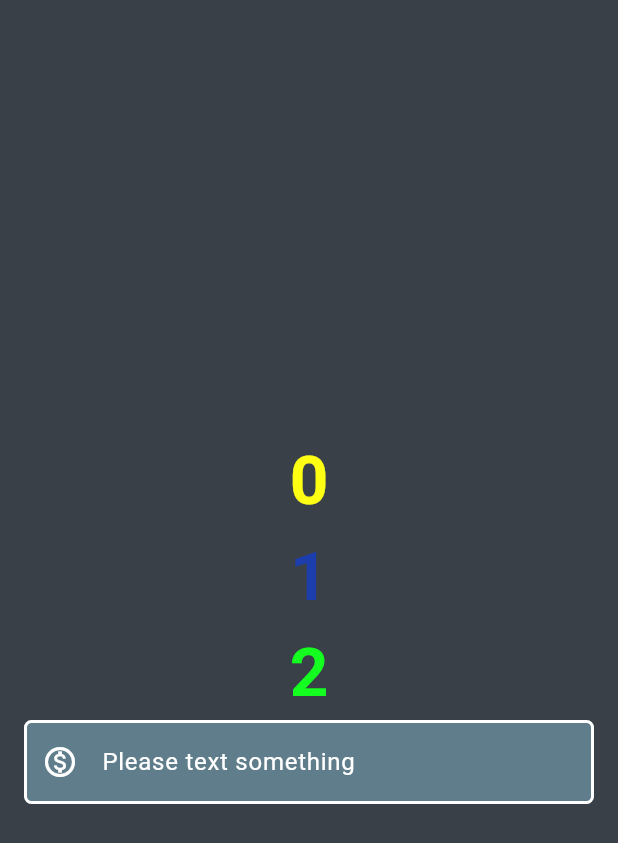
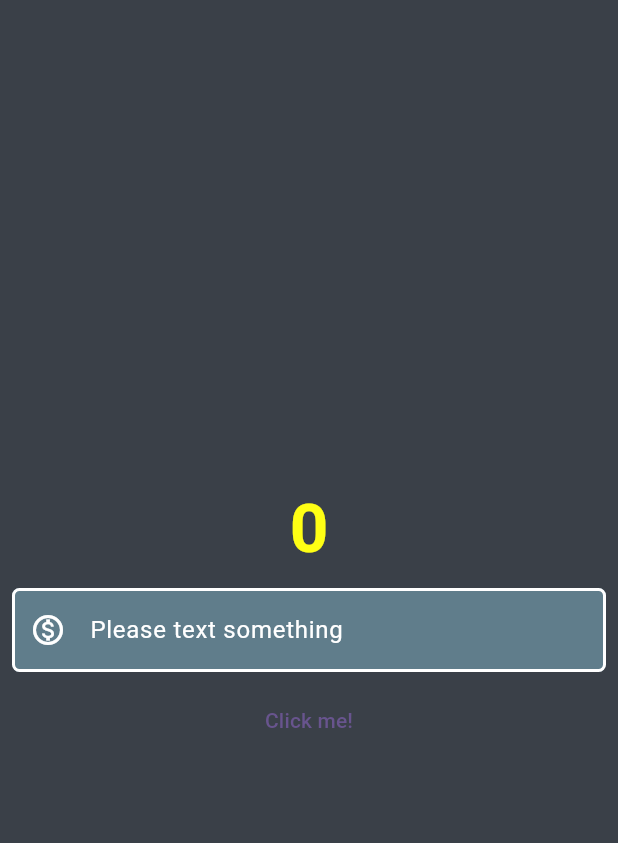
Before and after one commit to anthef/currencyConverter, a Flutter app: the screen it shows after launch, on a phone screen of 412 x 824 dp. Shown: the top 843 px of the screen. Run offline on Flutter 3.47's test engine with Material 3 defaults, Android fonts, the phone set to English and light mode, and no system bars.

Commit message:
progress on currency

```diff
--- a/lib/currency_material.dart
+++ b/lib/currency_material.dart
@@ -17,8 +17,6 @@ class CurrencyMaterial extends StatelessWidget {
       body: Center(
         child: ColoredBox(
           color: Color.fromRGBO(20, 2, 5, 0.5),
-          child: Padding(
-            padding: EdgeInsets.all(16.0), // Add some padding to the ColoredBox
           child: Column(
             mainAxisAlignment: MainAxisAlignment.center,
             children: [
@@ -30,23 +28,9 @@ class CurrencyMaterial extends StatelessWidget {
                   color: Color.fromARGB(255, 255, 255, 20),
                 ),
               ),
-                const Text(
-                  '1',
-                  style: TextStyle(
-                    fontSize: 45,
-                    fontWeight: FontWeight.bold,
-                    color: Color.fromARGB(199, 20, 62, 200),
-                  ),
-                ),
-                const Text(
-                  '2',
-                  style: TextStyle(
-                    fontSize: 45,
-                    fontWeight: FontWeight.bold,
-                    color: Color.fromARGB(255, 20, 255, 32),
-                  ),
-                ),
-                TextField(
+              Padding(
+                padding: const EdgeInsets.all(8.0),
+                child: TextField(
                   textCapitalization: TextCapitalization.characters,
                   style: TextStyle(color: Colors.white),
                   decoration: InputDecoration(
@@ -61,9 +45,16 @@ class CurrencyMaterial extends StatelessWidget {
                     focusedBorder: border,
                     enabledBorder: border,
                   ),
+                  keyboardType:
+                      const TextInputType.numberWithOptions(decimal: true),
                 ),
+              ),
+              TextButton(
+                  onPressed: () {
+                    print('button clicked');
+                  },
+                  child: const Text("Click me!")),
             ],
-            ),
           ),
         ),
       ),
```
Lines whose indentation alone changed are shown as unchanged.
